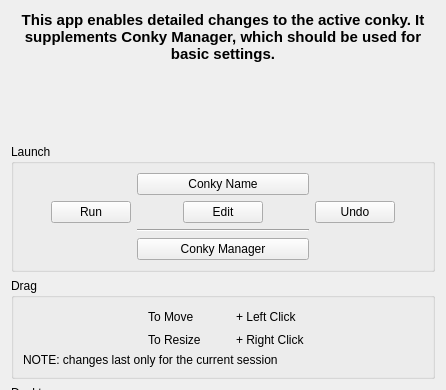
Before: the Qt Designer form mainwindow.ui in AdrianTM/mx-conky, drawn with Qt 5; both pictures show x 0 to 446 and y 0 to 390 of the 446 by 861 pixel window.
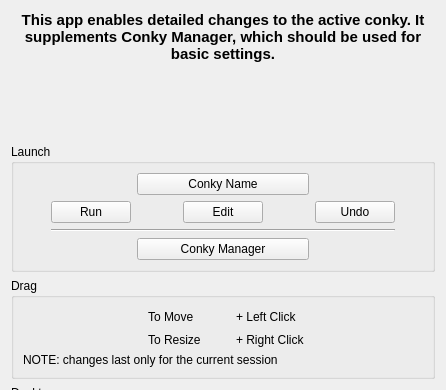
After: the same form once the commit is applied. Icons and pictures are not drawn.

Commit message: change line span

What changed in the file:
```diff
--- a/mainwindow.ui
+++ b/mainwindow.ui
@@ -200,7 +200,7 @@
         </property>
        </widget>
       </item>
-      <item row="2" column="2" colspan="3">
+      <item row="2" column="1" colspan="5">
        <widget class="Line" name="line">
         <property name="orientation">
          <enum>Qt::Horizontal</enum>
```
